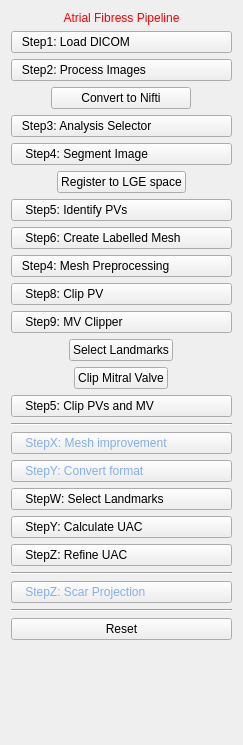
First picture: the form in CemrgApp/Plugins/kcl.cemrgapp.atrialfibres/src/internal/AtrialFibresViewControls.ui, repository OpenHeartDevelopers/CemrgApp, before the edit.
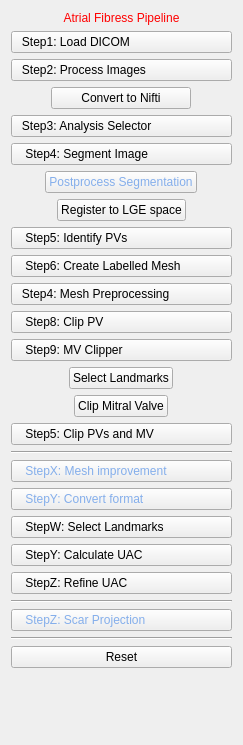
Second picture: the form after the edit.

Commit message: [feature] Segmentation post processing added

```diff
--- a/CemrgApp/Plugins/kcl.cemrgapp.atrialfibres/src/internal/AtrialFibresViewControls.ui
+++ b/CemrgApp/Plugins/kcl.cemrgapp.atrialfibres/src/internal/AtrialFibresViewControls.ui
@@ -110,6 +110,16 @@
      </property>
     </widget>
    </item>
+   <item alignment="Qt::AlignHCenter">
+    <widget class="QPushButton" name="button_man4_2_postproc">
+     <property name="styleSheet">
+      <string notr="true"> color: rgb(132, 174, 235);</string>
+     </property>
+     <property name="text">
+      <string>Postprocess Segmentation</string>
+     </property>
+    </widget>
+   </item>
    <item alignment="Qt::AlignHCenter">
     <widget class="QPushButton" name="button_man4_1_Lge">
      <property name="text">
```
The commit also changes 2 other files.
